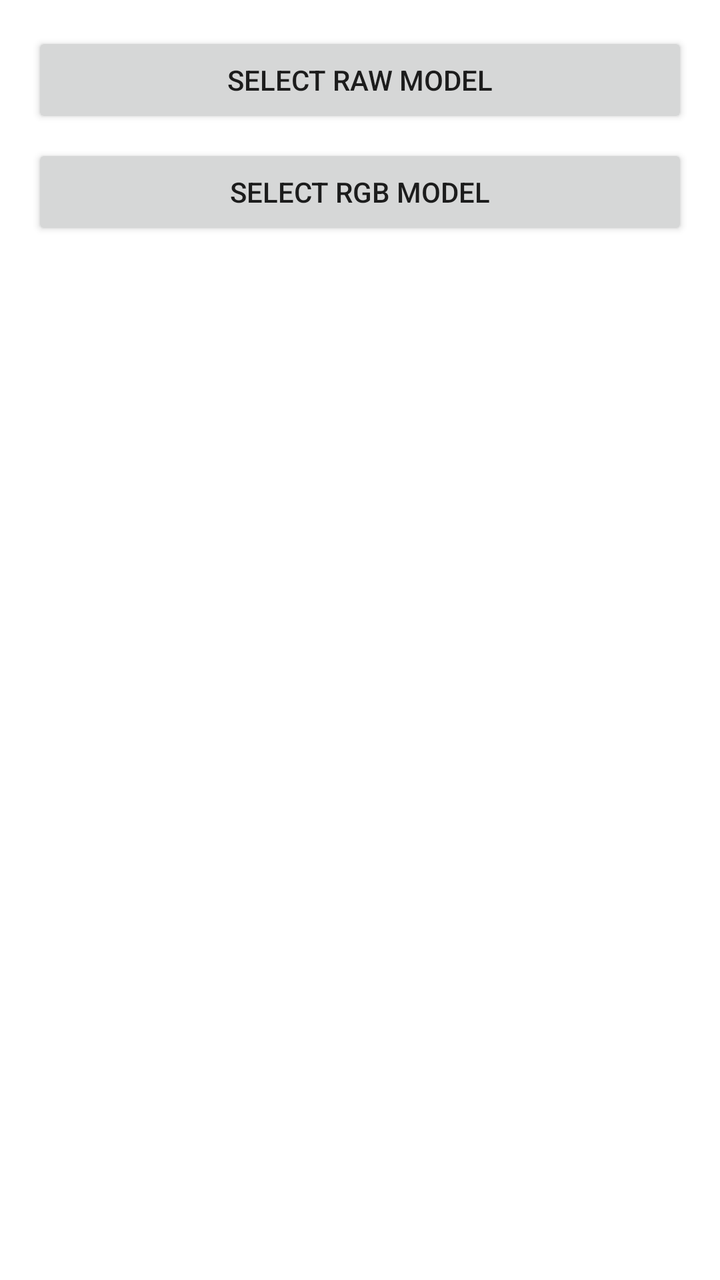
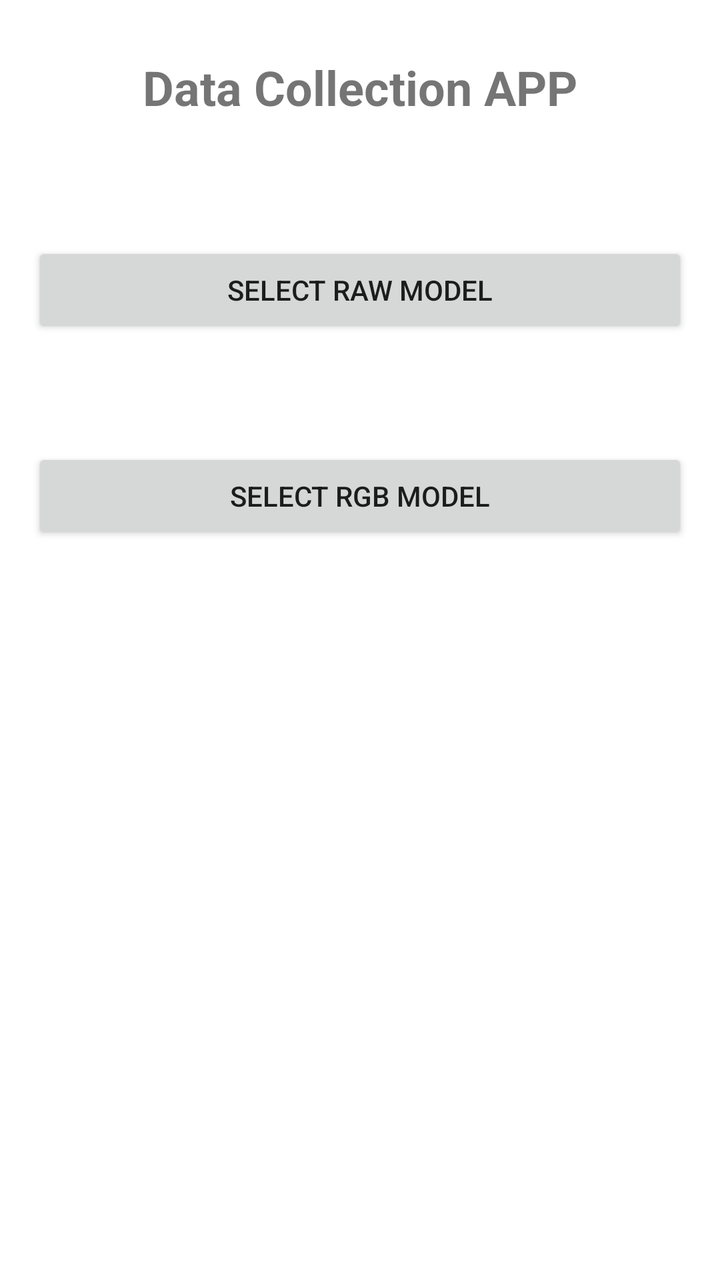

The first picture is an Android layout as it rendered before a commit; the second is the same layout after the commit. The layout source and the unified diff follow.
<!-- AndroidManifest.xml: fallback theme Theme.MaterialComponents.DayNight.NoActionBar -->
<!-- res/layout/fragment_selector.xml -->
<?xml version="1.0" encoding="utf-8"?>
<LinearLayout xmlns:android="http://schemas.android.com/apk/res/android"
    android:layout_width="match_parent"
    android:layout_height="match_parent"
    android:orientation="vertical"
    android:padding="16dp">

    <Button
        android:id="@+id/btnSelectRawModel"
        android:layout_width="match_parent"
        android:layout_height="wrap_content"
        android:text="Select Raw Model"
        android:layout_marginBottom="8dp"/>

    <Button
        android:id="@+id/btnSelectRgbModel"
        android:layout_width="match_parent"
        android:layout_height="wrap_content"
        android:text="Select RGB Model"
        android:layout_marginBottom="28dp"/>

    <androidx.recyclerview.widget.RecyclerView
        android:id="@+id/recyclerView"
        android:layout_width="match_parent"
        android:layout_height="match_parent"/>
</LinearLayout>
<!-- resources referenced by this layout -->
<resources>

</resources>

<!-- the commit's change to res/layout/fragment_selector.xml (unified diff, before → after) -->
@@ -5,22 +5,35 @@
     android:orientation="vertical"
     android:padding="16dp">
 
+    <TextView
+        android:layout_width="match_parent"
+        android:layout_height="55dp"
+        android:gravity="center"
+        android:text="Data Collection APP"
+        android:textSize="24sp"
+        android:textStyle="bold" />
+
     <Button
         android:id="@+id/btnSelectRawModel"
         android:layout_width="match_parent"
         android:layout_height="wrap_content"
-        android:text="Select Raw Model"
-        android:layout_marginBottom="8dp"/>
+        android:layout_marginTop="50dp"
+        android:text="Select Raw Model" />
 
     <Button
         android:id="@+id/btnSelectRgbModel"
         android:layout_width="match_parent"
         android:layout_height="wrap_content"
-        android:text="Select RGB Model"
-        android:layout_marginBottom="28dp"/>
+        android:layout_marginTop="55dp"
+        android:text="Select RGB Model" />
 
     <androidx.recyclerview.widget.RecyclerView
         android:id="@+id/recyclerView"
         android:layout_width="match_parent"
-        android:layout_height="match_parent"/>
+        android:layout_height="wrap_content"
+        android:layout_marginTop="78dp"
+
+        />
+
+
 </LinearLayout>
